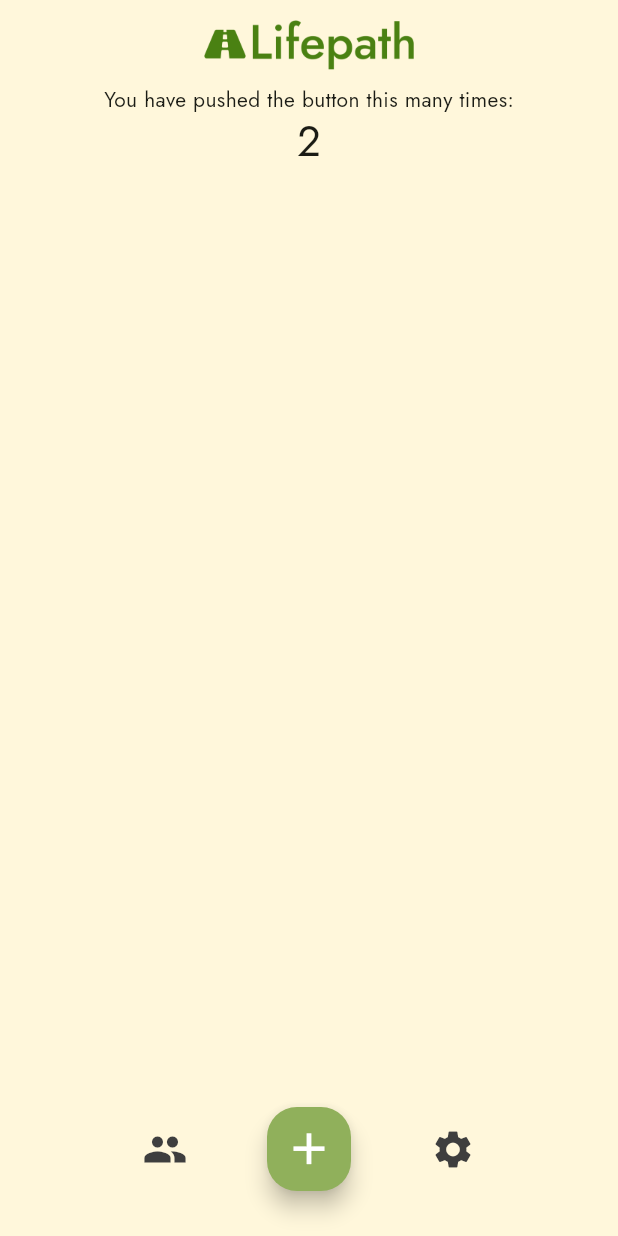
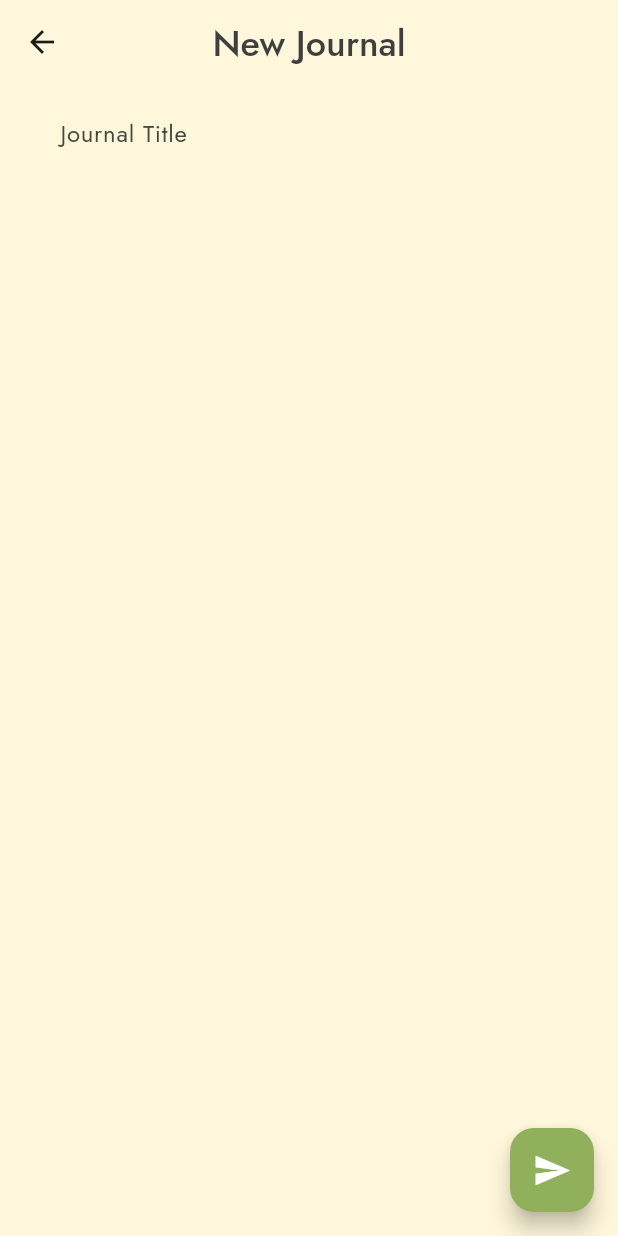
Before and after one commit to BennyWu1210/LifeLog-App, a Flutter app: the screen it shows after launch, after a tap on the "group" icon, after a tap on the "add" icon, on a phone screen of 412 x 824 dp. Run offline on Flutter 3.47's test engine with Material 3 defaults, Android fonts, the phone set to English and light mode, and no system bars; our stand-ins replace google_fonts.

Commit message:
new page

```diff
--- a/Flutter/lib/main.dart
+++ b/Flutter/lib/main.dart
@@ -8,6 +8,19 @@ void main() {
 const bgcolor = Color.fromRGBO(255, 247, 219, 1);
 const medgreen = Color.fromRGBO(144, 176, 91, 1);
 const dark = Color.fromRGBO(62, 62, 62, 1);
+const darkgreen = Color.fromRGBO(74, 129, 18, 1);
+
+const TextStyle header = TextStyle(
+  fontWeight: FontWeight.w500,
+  fontSize: 24,
+  color: dark
+);
+
+const TextStyle submenuHeader = TextStyle(
+    fontWeight: FontWeight.w400,
+    color: darkgreen,
+    fontSize: 22
+);
 
 class MyApp extends StatelessWidget {
   const MyApp({super.key});
@@ -46,17 +59,13 @@ class MyApp extends StatelessWidget {
   }
 }
 
+
+/*
+  ----------------------- Homepage ----------------------------
+ */
+
 class MyHomePage extends StatefulWidget {
   const MyHomePage({super.key, required this.title});
-
-  // This widget is the home page of your application. It is stateful, meaning
-  // that it has a State object (defined below) that contains fields that affect
-  // how it looks.
-
-  // This class is the configuration for the state. It holds the values (in this
-  // case the title) provided by the parent (in this case the App widget) and
-  // used by the build method of the State. Fields in a Widget subclass are
-  // always marked "final".
 
   final String title;
 
@@ -80,21 +89,10 @@ class _MyHomePageState extends State<MyHomePage> {
 
   @override
   Widget build(BuildContext context) {
-    // This method is rerun every time setState is called, for instance as done
-    // by the _incrementCounter method above.
-    //
-    // The Flutter framework has been optimized to make rerunning build methods
-    // fast, so that you can just rebuild anything that needs updating rather
-    // than having to individually change instances of widgets.
     return Scaffold(
       appBar: AppBar(
-        // TRY THIS: Try changing the color here to a specific color (to
-        // Colors.amber, perhaps?) and trigger a hot reload to see the AppBar
-        // change color while the other colors stay the same.
         backgroundColor: bgcolor,
         centerTitle: true,
-        // Here we take the value from the MyHomePage object that was created by
-        // the App.build method, and use it to set our appbar title.
         title: Image.asset(
           'assets/images/lp_logo_l.png',
           scale: 4,
@@ -104,20 +102,6 @@ class _MyHomePageState extends State<MyHomePage> {
         // Center is a layout widget. It takes a single child and positions it
         // in the middle of the parent.
         child: Stack(
-          // Column is also a layout widget. It takes a list of children and
-          // arranges them vertically. By default, it sizes itself to fit its
-          // children horizontally, and tries to be as tall as its parent.
-          //
-          // Column has various properties to control how it sizes itself and
-          // how it positions its children. Here we use mainAxisAlignment to
-          // center the children vertically; the main axis here is the vertical
-          // axis because Columns are vertical (the cross axis would be
-          // horizontal).
-          //
-          // TRY THIS: Invoke "debug painting" (choose the "Toggle Debug Paint"
-          // action in the IDE, or press "p" in the console), to see the
-          // wireframe for each widget.
-          // mainAxisAlignment: MainAxisAlignment.center,
           children: <Widget>[
             Column(
               children: <Widget>[
@@ -141,14 +125,19 @@ class _MyHomePageState extends State<MyHomePage> {
                 children: <Widget>[
                   FloatingActionButton(
                       onPressed: _incrementCounter,
-                      tooltip: 'Decrement',
+                      tooltip: 'Friends',
                       elevation: 0,
                       backgroundColor: Colors.transparent,
                       child: const Icon(Icons.group, color: dark, size: 30.0,)
                   ),
                   const SizedBox(width: 40,),
                   FloatingActionButton(
-                      onPressed: _incrementCounter,
+                      onPressed: (){
+                        Navigator.push(
+                          context,
+                          MaterialPageRoute(builder: (context) => const CreatePostPage()),
+                        );
+                      },
                       tooltip: 'Increment',
                       backgroundColor: medgreen,
                       shape: RoundedRectangleBorder(
@@ -159,7 +148,7 @@ class _MyHomePageState extends State<MyHomePage> {
                   const SizedBox(width: 40,),
                   FloatingActionButton(
                       onPressed: _incrementCounter,
-                      tooltip: 'Reset',
+                      tooltip: 'Settings',
                       elevation: 0,
                       backgroundColor: Colors.transparent,
                       child: const Icon(Icons.settings, color: dark, size: 30.0,)
@@ -167,7 +156,6 @@ class _MyHomePageState extends State<MyHomePage> {
                 ],
               ),
             ),
-
           ],
         ),
       ),
@@ -175,3 +163,59 @@ class _MyHomePageState extends State<MyHomePage> {
     );
   }
 }
+
+
+/*
+  ----------------------- Post Page ----------------------------
+ */
+
+class CreatePostPage extends StatefulWidget {
+  const CreatePostPage({Key? key}) : super(key: key);
+
+  @override
+  State<CreatePostPage> createState() => _CreatePostPageState();
+}
+
+class _CreatePostPageState extends State<CreatePostPage> {
+
+  // final journalTitleController = TextEditingController();
+  // final journalTextController = TextEditingController();
+
+  @override
+  Widget build(BuildContext context) {
+    return Scaffold(
+      appBar: AppBar(
+        title: const Text(
+          'New Journal',
+          style: header
+        ),
+        backgroundColor: bgcolor,
+        centerTitle: true,
+      ),
+      body: Padding(
+        padding: const EdgeInsets.symmetric(vertical: 0, horizontal: 40),
+        child: Column(
+          crossAxisAlignment: CrossAxisAlignment.center,
+          children: <Widget>[
+            TextFormField(
+              decoration: const InputDecoration(
+                  labelText: "Journal Title",
+                  border: InputBorder.none,
+              ),
+              style: submenuHeader,
+            )
+          ],
+        ),
+      ),
+      floatingActionButton: FloatingActionButton(
+        onPressed: (){
+          Navigator.pop(context); // placeholder
+        },
+        tooltip: "Post",
+        backgroundColor: medgreen,
+          child: const Icon(Icons.send, color: Colors.white, size: 26.0,)
+      ),
+      floatingActionButtonLocation: FloatingActionButtonLocation.endFloat,
+    );
+  }
+}
```
